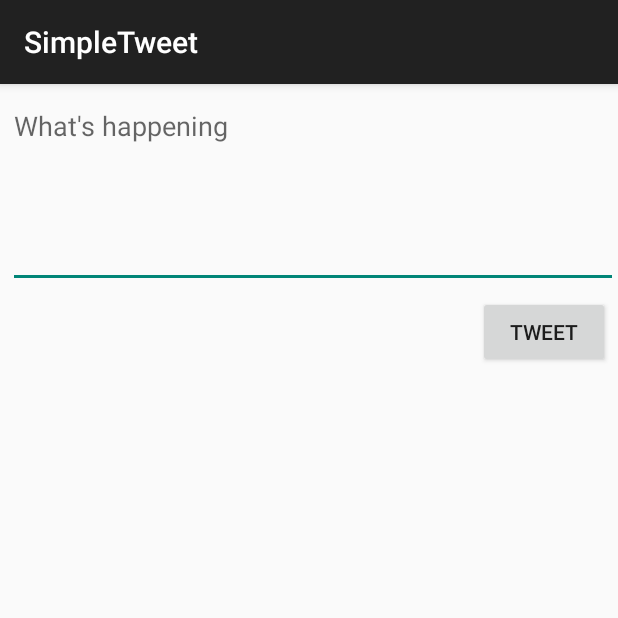
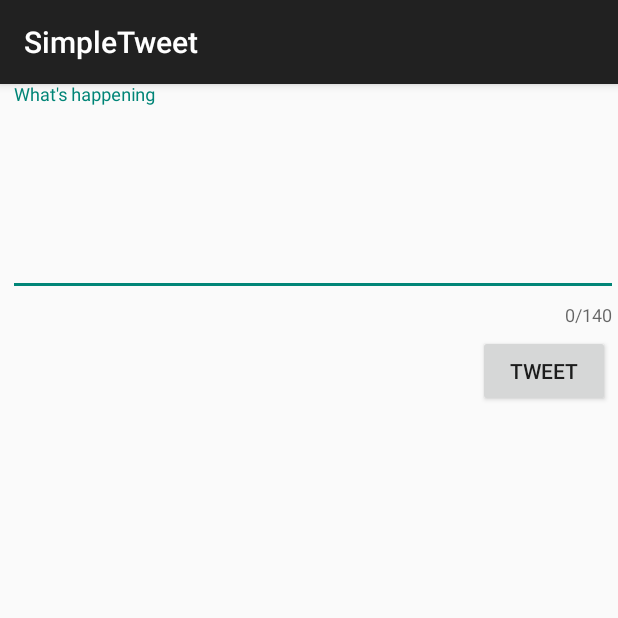
Before and after one commit to shailim/Twitter, an Android app: the ComposeActivity screen opened directly, with no data from a screen before it, on a phone screen of 412 x 824 dp, the top half of it. Run offline under Robolectric (Android 15) with nearby library versions, the phone set to English and light mode, and no system bars; our stand-ins replace Room's generated code; libraries missing offline, so code that uses them is left out: com.codepath.asynchttpclient, com.facebook.stetho, org.parceler; 1 statement that could not run was skipped.

Commit message:
added character count for composing tweets

```diff
--- a/app/build.gradle
+++ b/app/build.gradle
@@ -47,8 +47,9 @@ dependencies {
     implementation 'commons-codec:commons-codec:1.10'
     implementation 'androidx.appcompat:appcompat:1.3.0'
     // Glide for remote image loading
-    implementation 'com.github.bumptech.glide:glide:4.11.0'
+    implementation 'com.github.bumptech.glide:glide:4.12.0'
     implementation 'com.google.android.material:material:1.4.0'
+    annotationProcessor 'com.github.bumptech.glide:compiler:4.12.0'
     implementation 'androidx.constraintlayout:constraintlayout:2.1.4'
     // Room for simple persistence with an ORM
     def room_version = "2.4.0-alpha03"
--- a/app/src/main/java/com/codepath/apps/restclienttemplate/TweetsAdapter.java
+++ b/app/src/main/java/com/codepath/apps/restclienttemplate/TweetsAdapter.java
@@ -66,7 +66,11 @@ public class TweetsAdapter extends RecyclerView.Adapter<TweetsAdapter.ViewHolder
         public void bind(Tweet tweet) {
             tvBody.setText(tweet.body);
             tvScreenName.setText(tweet.user.screenName);
-            Glide.with(context).load(tweet.user.profileImageUrl).into(ivProfileImage);
+            Glide.with(context)
+                    .load(tweet.user.profileImageUrl)
+                    .placeholder(R.drawable.placeholder)
+                    .error(R.drawable.placeholder)
+                    .into(ivProfileImage);
         }
     }
 }
--- a/app/src/main/java/com/codepath/apps/restclienttemplate/models/User.java
+++ b/app/src/main/java/com/codepath/apps/restclienttemplate/models/User.java
@@ -17,7 +17,7 @@ public class User {
         User user = new User();
         user.name = jsonObject.getString("name");
         user.screenName = jsonObject.getString("screen_name");
-        user.profileImageUrl = jsonObject.getString("profile_image_url");
+        user.profileImageUrl = jsonObject.getString("profile_image_url_https");
         return user;
     }
 }
--- a/app/src/main/res/layout/activity_compose.xml
+++ b/app/src/main/res/layout/activity_compose.xml
@@ -5,6 +5,13 @@
     android:layout_width="match_parent"
     android:layout_height="match_parent"
     tools:context=".ComposeActivity">
+
+    <com.google.android.material.textfield.TextInputLayout
+        android:id="@+id/textLayout"
+        android:layout_width="match_parent"
+        android:layout_height="wrap_content"
+        app:counterEnabled="true"
+        app:counterMaxLength="140">
 
         <EditText
             android:id="@+id/etCompose"
@@ -22,13 +29,17 @@
             tools:layout_editor_absoluteX="11dp"
             tools:layout_editor_absoluteY="44dp" />
 
+    </com.google.android.material.textfield.TextInputLayout>
+
     <Button
         android:id="@+id/btnTweet"
         android:layout_width="wrap_content"
         android:layout_height="wrap_content"
-        android:layout_below="@+id/etCompose"
+        android:layout_below="@+id/textLayout"
         android:layout_alignParentEnd="true"
         android:layout_marginTop="5dp"
         android:layout_marginEnd="5dp"
         android:text="@string/tweet" />
+
+
 </RelativeLayout>
```
Lines whose indentation alone changed are shown as unchanged.
